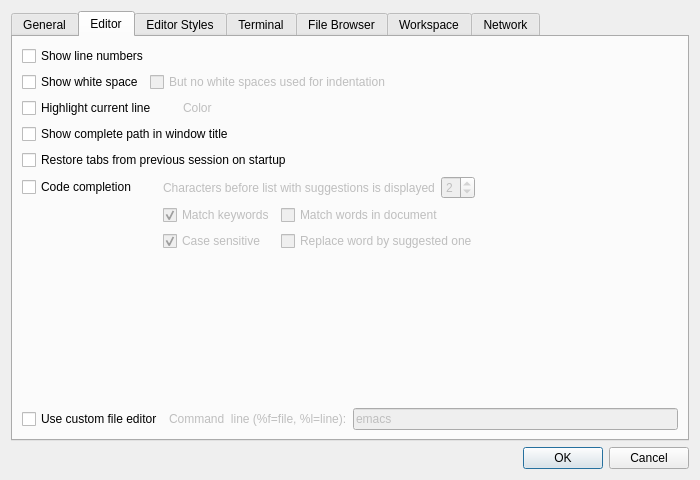
Before: the Qt Designer form libgui/src/settings-dialog.ui in ctaggart/octave, drawn with Qt 5.
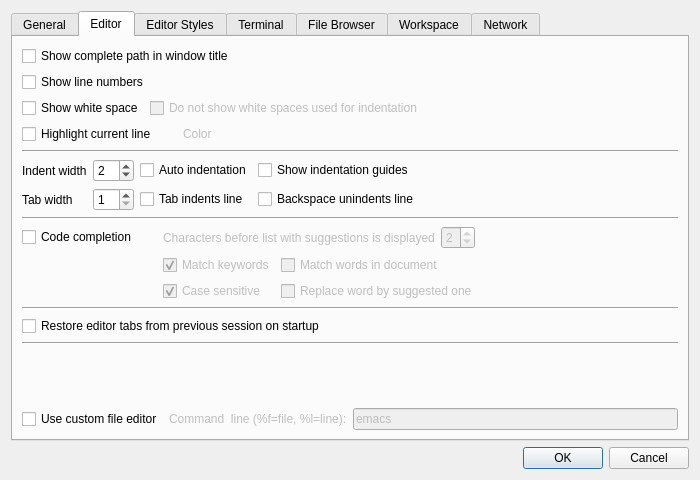
After: the same form once the commit is applied. The open tabs and pages were chosen to show the change.

Commit message:
add more settings concerning tabs and indentation to the editor settings
* settings-dialog.ui: insert input widget for tabs and indentation
* settings-dialog.cc(constructor): read state for input widgets from settings,
  (write_changed_settings): write state of input widgets into settings file
* file-editor-tab.cc(notice-settings): load tab width and indentation options
  from settings

```diff
--- a/libgui/src/settings-dialog.ui
+++ b/libgui/src/settings-dialog.ui
@@ -197,6 +197,13 @@
       <layout class="QVBoxLayout" name="verticalLayout_6">
        <item>
         <layout class="QVBoxLayout" name="verticalLayout_9">
+         <item>
+          <widget class="QCheckBox" name="editor_longWindowTitle">
+           <property name="text">
+            <string>Show complete path in window title</string>
+           </property>
+          </widget>
+         </item>
          <item>
           <widget class="QCheckBox" name="editor_showLineNumbers">
            <property name="enabled">
@@ -222,7 +229,7 @@
               <bool>false</bool>
              </property>
              <property name="text">
-              <string>But no white spaces used for indentation</string>
+              <string>Do not show white spaces used for indentation</string>
              </property>
             </widget>
            </item>
@@ -297,9 +304,12 @@
              <property name="orientation">
               <enum>Qt::Horizontal</enum>
              </property>
+             <property name="sizeType">
+              <enum>QSizePolicy::Fixed</enum>
+             </property>
              <property name="sizeHint" stdset="0">
               <size>
-               <width>40</width>
+               <width>80</width>
                <height>20</height>
               </size>
              </property>
@@ -308,16 +318,98 @@
           </layout>
          </item>
          <item>
-          <widget class="QCheckBox" name="editor_longWindowTitle">
-           <property name="text">
-            <string>Show complete path in window title</string>
+          <widget class="Line" name="line">
+           <property name="orientation">
+            <enum>Qt::Horizontal</enum>
            </property>
           </widget>
          </item>
          <item>
-          <widget class="QCheckBox" name="editor_restoreSession">
-           <property name="text">
-            <string>Restore tabs from previous session on startup</string>
+          <layout class="QGridLayout" name="gridLayout_4">
+           <item row="0" column="0">
+            <widget class="QLabel" name="label_13">
+             <property name="text">
+              <string>Indent width</string>
+             </property>
+            </widget>
+           </item>
+           <item row="2" column="4">
+            <widget class="QCheckBox" name="editor_tab_ind_checkbox">
+             <property name="text">
+              <string>Tab indents line</string>
+             </property>
+            </widget>
+           </item>
+           <item row="0" column="4">
+            <widget class="QCheckBox" name="editor_auto_ind_checkbox">
+             <property name="text">
+              <string>Auto indentation</string>
+             </property>
+            </widget>
+           </item>
+           <item row="0" column="2">
+            <widget class="QSpinBox" name="editor_ind_width_spinbox">
+             <property name="minimum">
+              <number>1</number>
+             </property>
+             <property name="maximum">
+              <number>32</number>
+             </property>
+             <property name="value">
+              <number>2</number>
+             </property>
+            </widget>
+           </item>
+           <item row="2" column="0">
+            <widget class="QLabel" name="label_14">
+             <property name="text">
+              <string>Tab width</string>
+             </property>
+            </widget>
+           </item>
+           <item row="0" column="5">
+            <widget class="QCheckBox" name="editor_ind_guides_checkbox">
+             <property name="text">
+              <string>Show indentation guides</string>
+             </property>
+            </widget>
+           </item>
+           <item row="2" column="2">
+            <widget class="QSpinBox" name="editor_tab_width_spinbox">
+             <property name="minimum">
+              <number>1</number>
+             </property>
+             <property name="maximum">
+              <number>32</number>
+             </property>
+            </widget>
+           </item>
+           <item row="2" column="5">
+            <widget class="QCheckBox" name="editor_bs_unind_checkbox">
+             <property name="text">
+              <string>Backspace unindents line</string>
+             </property>
+            </widget>
+           </item>
+           <item row="0" column="9">
+            <spacer name="horizontalSpacer_13">
+             <property name="orientation">
+              <enum>Qt::Horizontal</enum>
+             </property>
+             <property name="sizeHint" stdset="0">
+              <size>
+               <width>40</width>
+               <height>20</height>
+              </size>
+             </property>
+            </spacer>
+           </item>
+          </layout>
+         </item>
+         <item>
+          <widget class="Line" name="line_2">
+           <property name="orientation">
+            <enum>Qt::Horizontal</enum>
            </property>
           </widget>
          </item>
@@ -472,8 +564,29 @@
            </item>
           </layout>
          </item>
+         <item>
+          <widget class="Line" name="line_3">
+           <property name="orientation">
+            <enum>Qt::Horizontal</enum>
+           </property>
+          </widget>
+         </item>
+         <item>
+          <widget class="QCheckBox" name="editor_restoreSession">
+           <property name="text">
+            <string>Restore editor tabs from previous session on startup</string>
+           </property>
+          </widget>
+         </item>
         </layout>
        </item>
+       <item>
+        <widget class="Line" name="line_4">
+         <property name="orientation">
+          <enum>Qt::Horizontal</enum>
+         </property>
+        </widget>
+       </item>
        <item>
         <spacer name="verticalSpacer">
          <property name="orientation">
```
Left out of the diff: 117 changed lines with no effect on the pictures. The commit also changes 2 other files.
